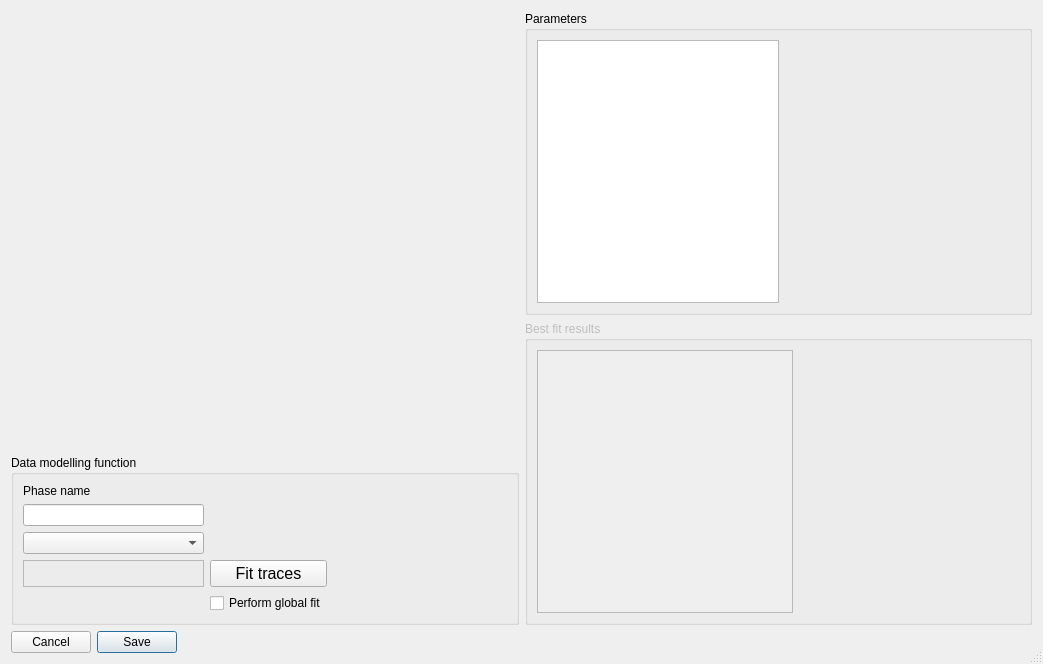
ubenu/Blits, file Resources/UI/scrutinize_dialog.ui: the form before one commit.
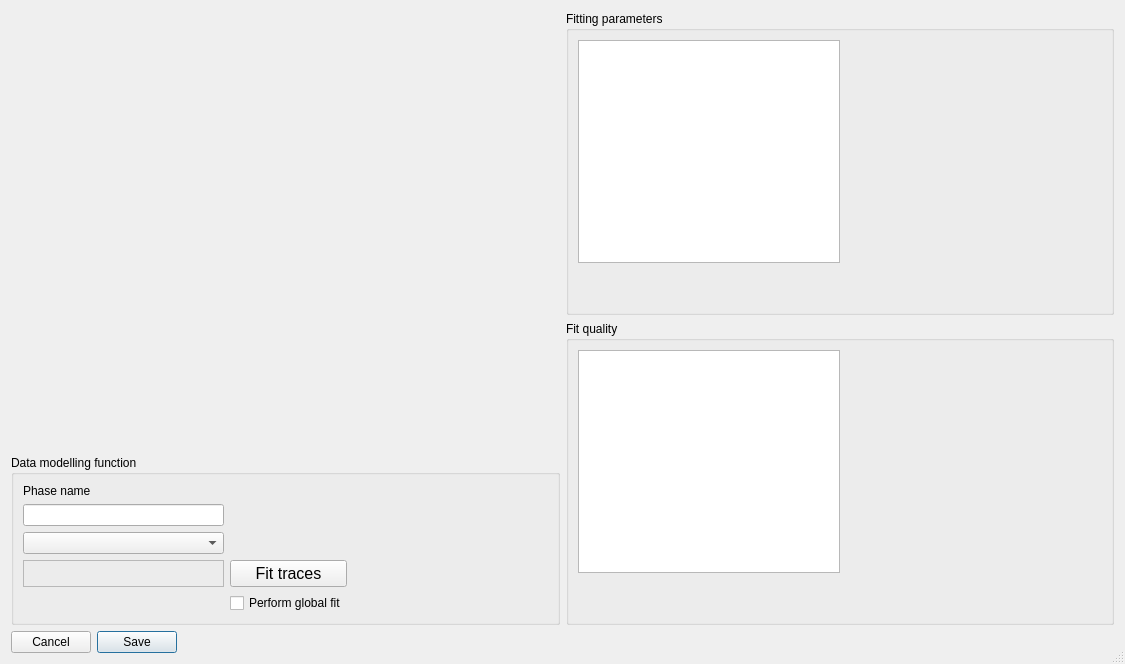
The form after the commit. Icons and pictures are not drawn.

Commit message:
Finished communication of fitting results and quality of fit
Still to do: save results on leaving scrutinize dialog

Diff of the .ui file:
```diff
--- a/Resources/UI/scrutinize_dialog.ui
+++ b/Resources/UI/scrutinize_dialog.ui
@@ -6,7 +6,7 @@
    <rect>
     <x>0</x>
     <y>0</y>
-    <width>1043</width>
+    <width>1125</width>
     <height>664</height>
    </rect>
   </property>
@@ -192,10 +192,10 @@
           </sizepolicy>
          </property>
          <property name="title">
-          <string>Parameters</string>
+          <string>Fitting parameters</string>
          </property>
-         <layout class="QHBoxLayout" name="horizontalLayout">
-          <item>
+         <layout class="QGridLayout" name="gridLayout_2">
+          <item row="0" column="0">
            <widget class="QTableWidget" name="tbl_params">
             <property name="enabled">
              <bool>true</bool>
@@ -209,9 +209,28 @@
             <property name="sizeAdjustPolicy">
              <enum>QAbstractScrollArea::AdjustToContents</enum>
             </property>
+            <attribute name="horizontalHeaderStretchLastSection">
+             <bool>false</bool>
+            </attribute>
+            <attribute name="verticalHeaderStretchLastSection">
+             <bool>false</bool>
+            </attribute>
            </widget>
           </item>
-          <item>
+          <item row="1" column="0">
+           <spacer name="verticalSpacer">
+            <property name="orientation">
+             <enum>Qt::Vertical</enum>
+            </property>
+            <property name="sizeHint" stdset="0">
+             <size>
+              <width>20</width>
+              <height>40</height>
+             </size>
+            </property>
+           </spacer>
+          </item>
+          <item row="0" column="1">
            <spacer name="horizontalSpacer">
             <property name="orientation">
              <enum>Qt::Horizontal</enum>
@@ -230,7 +249,7 @@
        <item>
         <widget class="QGroupBox" name="groupBox">
          <property name="enabled">
-          <bool>false</bool>
+          <bool>true</bool>
          </property>
          <property name="sizePolicy">
           <sizepolicy hsizetype="Preferred" vsizetype="Preferred">
@@ -239,13 +258,13 @@
           </sizepolicy>
          </property>
          <property name="title">
-          <string>Best fit results</string>
+          <string>Fit quality</string>
          </property>
-         <layout class="QHBoxLayout" name="horizontalLayout_2">
-          <item>
+         <layout class="QGridLayout" name="gridLayout_3">
+          <item row="0" column="0">
            <widget class="QTableWidget" name="tbl_results">
             <property name="enabled">
-             <bool>false</bool>
+             <bool>true</bool>
             </property>
             <property name="sizePolicy">
              <sizepolicy hsizetype="Expanding" vsizetype="Expanding">
@@ -253,9 +272,18 @@
               <verstretch>1</verstretch>
              </sizepolicy>
             </property>
+            <property name="sizeAdjustPolicy">
+             <enum>QAbstractScrollArea::AdjustToContents</enum>
+            </property>
+            <attribute name="horizontalHeaderStretchLastSection">
+             <bool>false</bool>
+            </attribute>
+            <attribute name="verticalHeaderStretchLastSection">
+             <bool>false</bool>
+            </attribute>
            </widget>
           </item>
-          <item>
+          <item row="0" column="1">
            <spacer name="horizontalSpacer_3">
             <property name="orientation">
              <enum>Qt::Horizontal</enum>
@@ -268,6 +296,19 @@
             </property>
            </spacer>
           </item>
+          <item row="1" column="0">
+           <spacer name="verticalSpacer_2">
+            <property name="orientation">
+             <enum>Qt::Vertical</enum>
+            </property>
+            <property name="sizeHint" stdset="0">
+             <size>
+              <width>20</width>
+              <height>40</height>
+             </size>
+            </property>
+           </spacer>
+          </item>
          </layout>
         </widget>
        </item>
```
Left out of the diff: 8 changed lines with no effect on the pictures. The commit also changes 2 other files.
